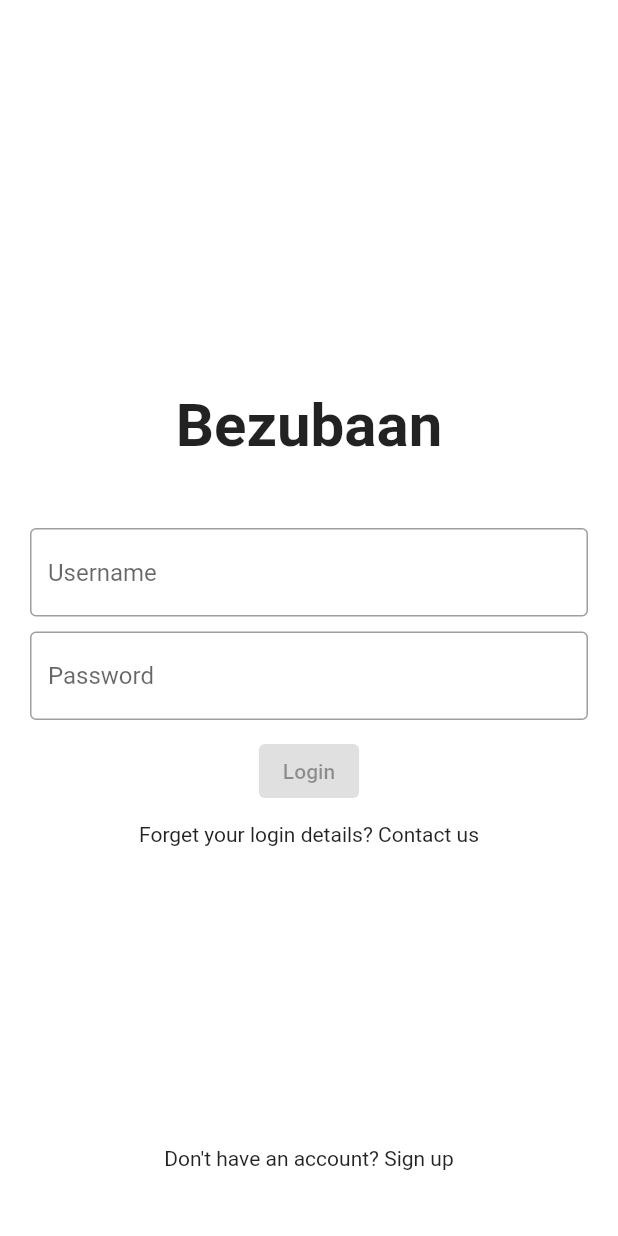
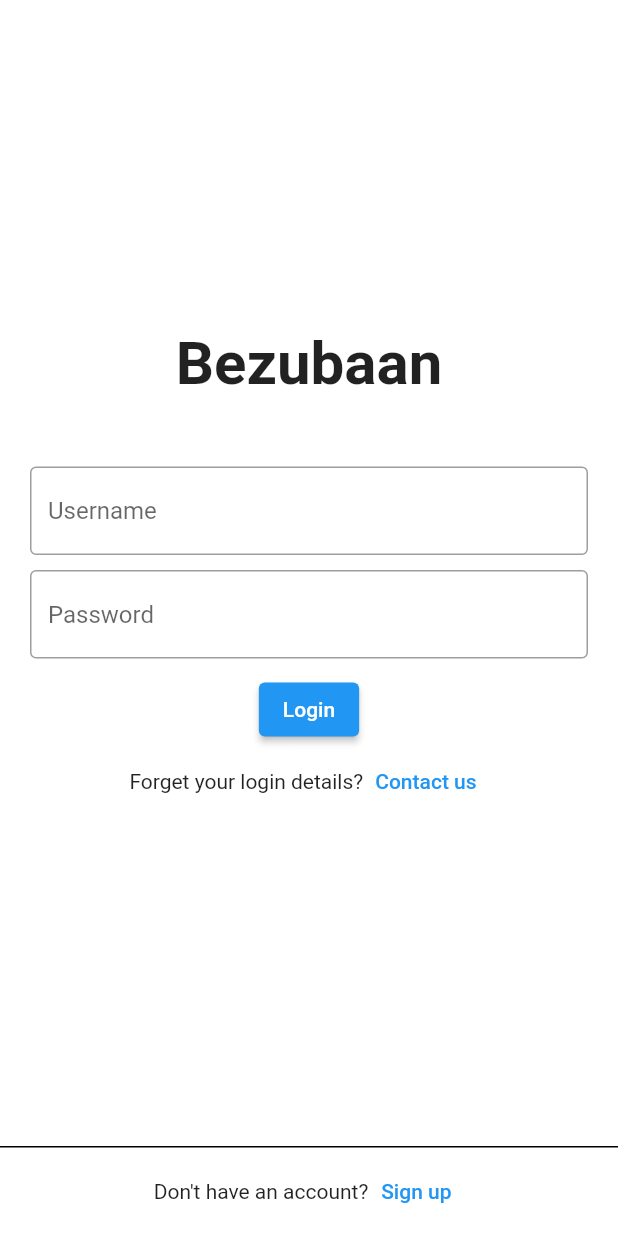
Before and after one commit to NipunGandhi/Bezubaan, a Flutter app: the LoginScreen screen opened by its route, on a phone screen of 412 x 824 dp. Run offline on Flutter 3.47's test engine with Material 2 defaults, Android fonts, the phone set to English and light mode, and no system bars; our stand-ins replace lottie, swipeable_button_view.

Commit message:
Completed Login Screen UI Added Forget Password, HomePage, SingUp Screens (Just added) Added their paths in main.dart

```diff
--- a/lib/Screens/loginScreen.dart
+++ b/lib/Screens/loginScreen.dart
@@ -1,4 +1,7 @@
 import 'package:flutter/material.dart';
+import 'package:untitled/Screens/forgetPasswordScreen.dart';
+import 'package:untitled/Screens/homePageScreen.dart';
+import 'package:untitled/Screens/signupScreen.dart';
 
 class LoginScreen extends StatelessWidget {
   const LoginScreen({Key? key}) : super(key: key);
@@ -9,57 +12,89 @@ class LoginScreen extends StatelessWidget {
     return Scaffold(
       body: Column(
         children: [
-          const Expanded(
-            flex: 1,
-            child: Center(child: null),
-          ),
           Expanded(
-            flex: 6,
             child: Padding(
               padding: const EdgeInsets.symmetric(horizontal: 20),
               child: Column(
                 mainAxisAlignment: MainAxisAlignment.center,
-                children: const [
-                  Text(
+                children: [
+                  const Text(
                     "Bezubaan",
                     style: TextStyle(
                       fontSize: 40,
                       fontWeight: FontWeight.bold,
                     ),
                   ),
-                  SizedBox(height: 45),
+                  const SizedBox(height: 45),
                   //
-                  TextField(
+                  const TextField(
                     decoration: InputDecoration(
                       border: OutlineInputBorder(),
                       hintText: 'Username',
                     ),
                   ),
-                  SizedBox(height: 10),
+                  const SizedBox(height: 10),
                   //
-                  TextField(
+                  const TextField(
                     decoration: InputDecoration(
                       border: OutlineInputBorder(),
                       hintText: 'Password',
                     ),
                   ),
-                  SizedBox(height: 10),
+                  const SizedBox(height: 10),
                   //
                   ElevatedButton(
-                    onPressed: null,
+                    onPressed: () {
+                      Navigator.pushReplacementNamed(
+                          context, HomePageScreen.name);
+                      print("Login Button");
+                    },
                     child: Text("Login"),
                   ),
-                  SizedBox(height: 10),
                   //
-                  Text("Forget your login details? Contact us"),
+                  Center(
+                    child: Row(
+                      mainAxisAlignment: MainAxisAlignment.center,
+                      children: [
+                        const Text("Forget your login details?"),
+                        TextButton(
+                          onPressed: () {
+                            Navigator.pushNamed(
+                                context, ForgetPasswordScreen.name);
+                            print("Contact Us Page");
+                          },
+                          child: const Text("Contact us"),
+                        ),
+                      ],
+                    ),
+                  ),
                 ],
               ),
             ),
           ),
-          const Expanded(
-            flex: 1,
-            child: Center(
-              child: Text("Don't have an account? Sign up"),
+          Container(
+            height: 60,
+            decoration: const BoxDecoration(
+              border: Border(
+                top: BorderSide(
+                  color: Colors.black,
+                  width: 1.0,
+                ),
+              ),
+            ),
+            child: Row(
+              mainAxisAlignment: MainAxisAlignment.center,
+              crossAxisAlignment: CrossAxisAlignment.center,
+              children: [
+                const Text("Don't have an account?"),
+                TextButton(
+                  onPressed: () {
+                    Navigator.pushNamed(context, SignUpScreen.name);
+                    print("Sign Up Page");
+                  },
+                  child: const Text("Sign up"),
+                ),
+              ],
             ),
           ),
         ],
--- a/lib/Screens/welcomeScreen.dart
+++ b/lib/Screens/welcomeScreen.dart
@@ -78,13 +78,13 @@ class _WelcomeScreenState extends State<WelcomeScreen> {
                       ),
                       buttonText: "Let's go",
                       onFinish: () async {
+                        setState(() {
+                          isFinished = false;
+                        });
                         await Navigator.pushReplacementNamed(
                           context,
                           LoginScreen.name,
                         );
-                        setState(() {
-                          isFinished = false;
-                        });
                       },
                     ),
                   ),
```
Also changed, not shown: lib/Screens/forgetPasswordScreen.dart (added, +15 -0 lines), lib/Screens/homePageScreen.dart (added, +15 -0 lines), lib/Screens/signupScreen.dart (added, +15 -0 lines), lib/main.dart (+7 -1 lines).
